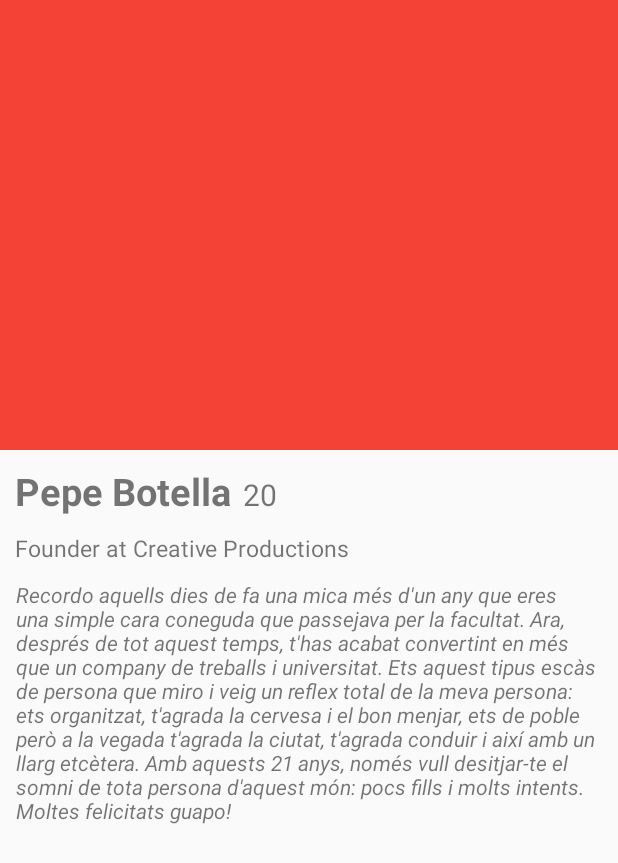
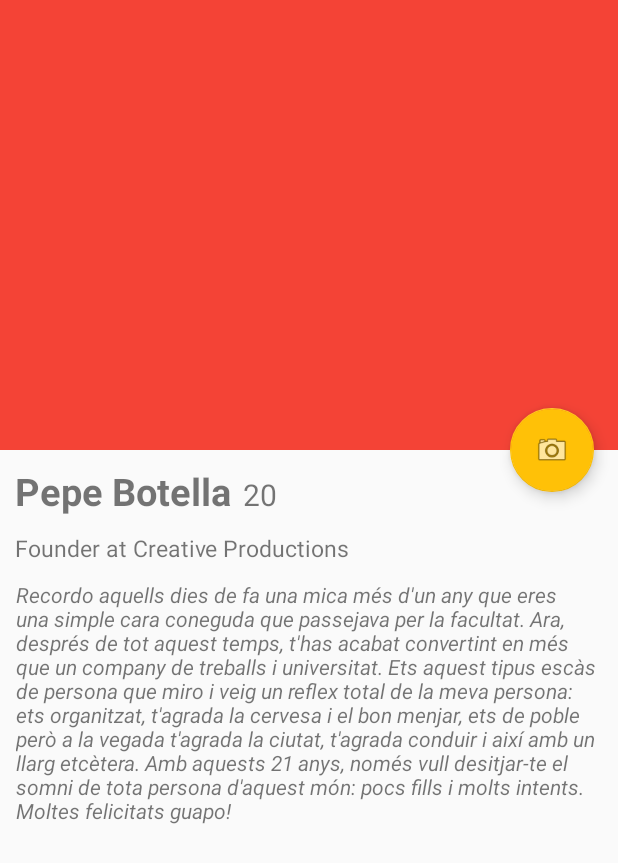
Before and after one commit to casassg/quimder, an Android app: the GreetingActivity screen opened directly, with no data from a screen before it, on a phone screen of 412 x 824 dp. Shown: the top 863 px of the screen. Run offline under Robolectric (Android 15) with nearby library versions, the phone set to English and light mode, and no system bars; our stand-ins replace Firebase (no records; nobody signed in at launch, a user with empty details on screens opened directly); 6 statements that could not run were skipped.

Commit message:
add floating button and modify model

```diff
--- a/app/src/main/java/tindre/love/quim/quimtindre/activity/GreetingActivity.java
+++ b/app/src/main/java/tindre/love/quim/quimtindre/activity/GreetingActivity.java
@@ -2,10 +2,13 @@ package tindre.love.quim.quimtindre.activity;
 
 import android.content.Intent;
 import android.graphics.Bitmap;
+import android.net.Uri;
 import android.os.Bundle;
+import android.support.design.widget.FloatingActionButton;
 import android.support.v7.app.AppCompatActivity;
 import android.support.v7.widget.Toolbar;
 import android.util.Log;
+import android.view.View;
 import android.widget.ImageView;
 import android.widget.TextView;
 
@@ -30,8 +33,8 @@ public class GreetingActivity extends AppCompatActivity {
         setContentView(R.layout.activity_greeting);
         Toolbar toolbar = (Toolbar) findViewById(R.id.toolbar);
         setSupportActionBar(toolbar);
-// TODO: STILL NEED TO FIGURE THIS OUT
-//        getSupportActionBar().setDisplayHomeAsUpEnabled(true);
+        // TODO: STILL NEED TO FIGURE THIS OUT
+        // getSupportActionBar().setDisplayHomeAsUpEnabled(true);
 
         Intent intent = getIntent();
         if (!intent.hasExtra(USER_ID)) {
@@ -65,23 +68,36 @@ public class GreetingActivity extends AppCompatActivity {
         });
     }
 
-    private void setFields(GreetingCard card) {
+    private void setFields(final GreetingCard card) {
         TextView authorView = (TextView) findViewById(R.id.user_name);
         TextView ageView = (TextView) findViewById(R.id.user_age);
         TextView descriptionView = (TextView) findViewById(R.id.user_description);
         TextView textView = (TextView) findViewById(R.id.user_text);
+        FloatingActionButton fab = (FloatingActionButton) findViewById(R.id.fab);
+
         assert authorView != null;
         assert ageView != null;
         assert descriptionView != null;
         assert textView != null;
+        assert fab != null;
 
         authorView.setText(card.getAuthor());
         ageView.setText(String.valueOf(card.getAge()));
         descriptionView.setText(card.getDescription());
         textView.setText(card.getText());
 
-
-        //And now do the tricky part
+        if (card.getPhotoPath().isEmpty())
+            fab.setVisibility(View.GONE);
+        else {
+            fab.setVisibility(View.VISIBLE);
+            fab.setOnClickListener(new View.OnClickListener() {
+                @Override
+                public void onClick(View v) {
+                    Intent browserIntent = new Intent(Intent.ACTION_VIEW, Uri.parse(card.getPhotoPath()));
+                    startActivity(browserIntent);
+                }
+            });
+        }
 
     }
 }
--- a/app/src/main/res/layout/activity_greeting.xml
+++ b/app/src/main/res/layout/activity_greeting.xml
@@ -44,4 +44,13 @@
 
     <include layout="@layout/content_greeting" />
 
+    <android.support.design.widget.FloatingActionButton
+        android:id="@+id/fab"
+        android:layout_width="wrap_content"
+        android:layout_height="wrap_content"
+        android:layout_margin="@dimen/fab_margin"
+        android:src="@android:drawable/ic_menu_camera"
+        app:layout_anchor="@id/app_bar"
+        app:layout_anchorGravity="bottom|end" />
+
 </android.support.design.widget.CoordinatorLayout>
```
Also changed, not shown: app/src/main/java/tindre/love/quim/quimtindre/model/GreetingCard.java (+9 -0 lines).
